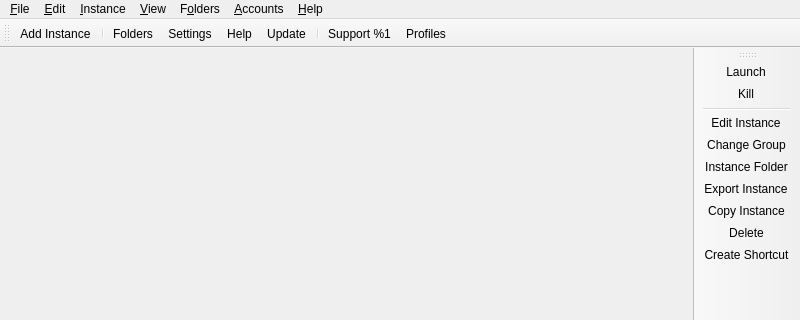
Before: the Qt Designer form launcher/ui/MainWindow.ui in Project-Tick/MeshMC, drawn with Qt 5; both pictures show x 0 to 800 and y 0 to 320 of the 800 by 600 pixel window.
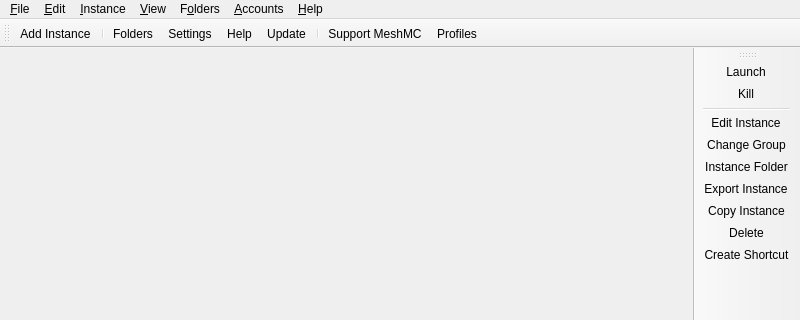
After: the same form once the commit is applied.

Commit message: The issue that arose because KI18n thought the 1% key wasn't being reached has been fixed

```diff
--- a/launcher/ui/MainWindow.ui
+++ b/launcher/ui/MainWindow.ui
@@ -907,7 +907,7 @@
     <string notr="true">patreon</string>
    </property>
    <property name="text">
-    <string>Support %1</string>
+    <string>Support MeshMC</string>
    </property>
    <property name="toolTip">
     <string>Open the %1 Patreon page.</string>
```
Left out of the diff: 20 changed lines with no effect on the pictures. The commit also changes 1 other file.
